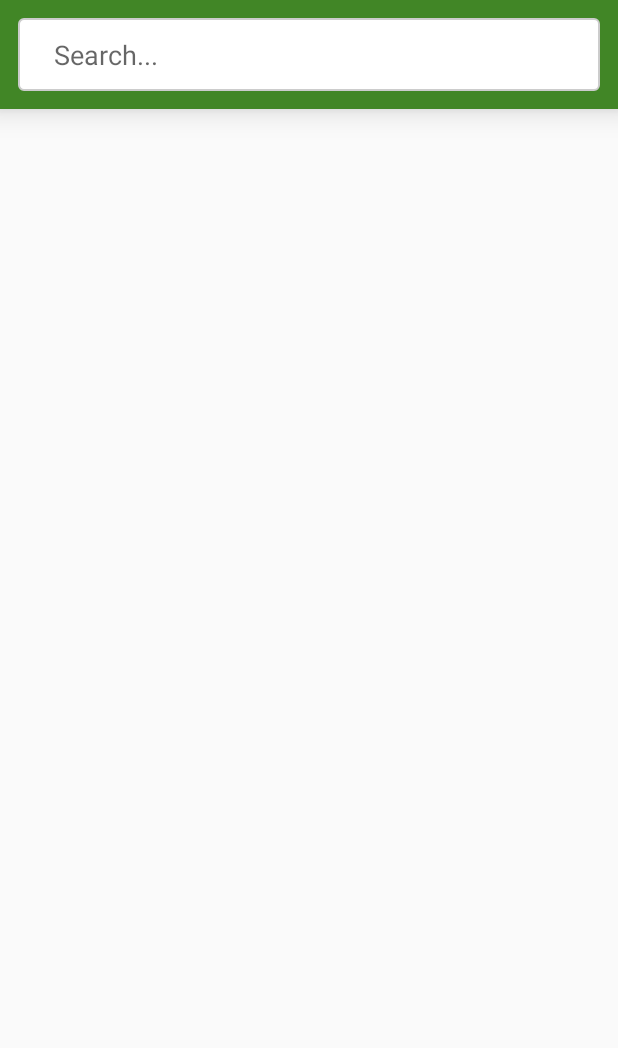
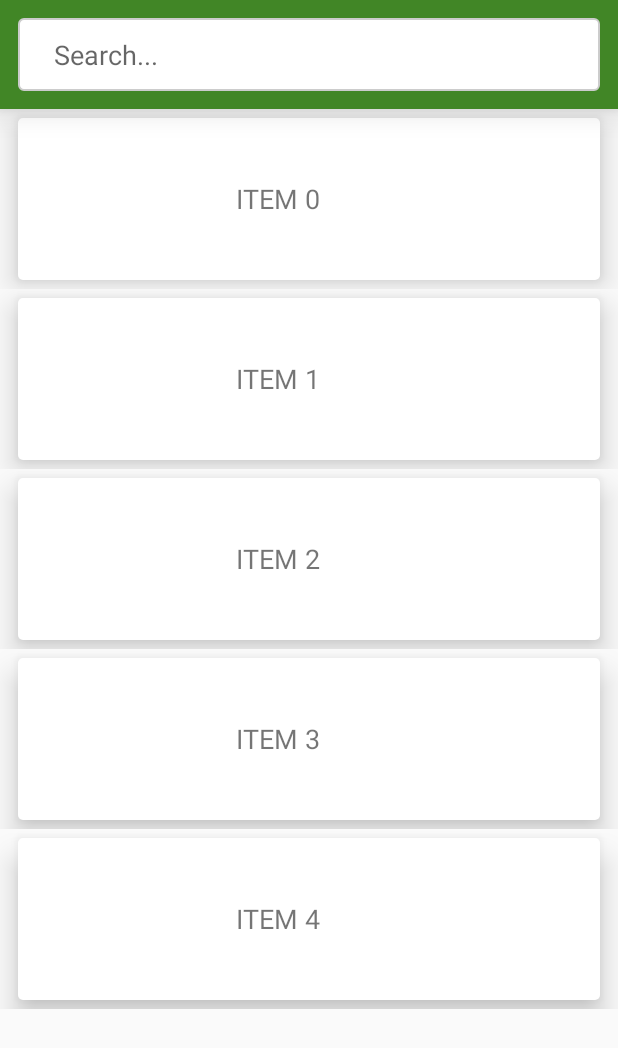
Before and after one commit to mnbogner/outdoorsy-app, an Android app: the screen it shows after launch (MainActivity), on a phone screen of 412 x 824 dp. Shown: the top 1048 px of the screen. Run offline under Robolectric (Android 15) with nearby library versions, the phone set to English and light mode, and no system bars.

Commit message:
implemented recyclerview and viewmodel and integrated them to populate view with dummy data

```diff
--- /dev/null
+++ b/app/src/main/java/com/mnb/outdoorsy/ListActions.kt
@@ -0,0 +1,5 @@
+package com.mnb.outdoorsy
+
+interface ListActions {
+    fun doClick(string: String?)
+}
--- a/app/src/main/java/com/mnb/outdoorsy/MainActivity.kt
+++ b/app/src/main/java/com/mnb/outdoorsy/MainActivity.kt
@@ -2,16 +2,51 @@ package com.mnb.outdoorsy
 
 import androidx.appcompat.app.AppCompatActivity
 import android.os.Bundle
+import androidx.lifecycle.Observer
+import androidx.lifecycle.ViewModelProvider
+import androidx.recyclerview.widget.LinearLayoutManager
+import androidx.recyclerview.widget.RecyclerView
+import com.mnb.outdoorsy.models.ResultItem
+import com.mnb.outdoorsy.view.ResultsAdapter
+import com.mnb.outdoorsy.view.ResultsViewModel
+import com.mnb.outdoorsy.view.ResultsViewModelFactory
 
-class MainActivity : AppCompatActivity() {
+class MainActivity : AppCompatActivity(), ListActions {
+
+    var adapter: ResultsAdapter? = null
+    var model: ResultsViewModel? = null
 
     override fun onCreate(savedInstanceState: Bundle?) {
         super.onCreate(savedInstanceState)
+        setContentView(R.layout.activity_main)
 
+        // tweak ui to match specs
         window.statusBarColor = resources.getColor(R.color.darkerGreen, theme)
         supportActionBar?.hide()
 
-        setContentView(R.layout.activity_main)
+        // set up recycler view, hold on to adapter to update with new data
+        val recycler = findViewById<RecyclerView>(R.id.result_list)
+        val manager = LinearLayoutManager(this)
+        recycler.layoutManager = manager
+        adapter = ResultsAdapter(this, this)
+        recycler.adapter = adapter
+
+        // set up view model
+        model = ViewModelProvider(this, ResultsViewModelFactory(application)).get(ResultsViewModel::class.java)
+        model?.resultsData?.observe(this, Observer { newList -> updateData(newList) })
+        // TEMP: delete when actual data is available
+        model?.testData(5)
+
     }
 
+    // update recycler view adapter with new data
+    private fun updateData(newList: ArrayList<ResultItem>) {
+        adapter?.updateData(newList)
+    }
+
+    // simple placeholder for future list interactions
+    override fun doClick(string: String?) {
+        val output = string ?: "null"
+        System.out.println("CLICK: " + output)
+    }
 }
--- /dev/null
+++ b/app/src/main/java/com/mnb/outdoorsy/models/ResultData.kt
@@ -0,0 +1,7 @@
+package com.mnb.outdoorsy.models
+
+class ResultData (val name: String) {
+
+    // TODO: hold and manage results from network call
+
+}
--- /dev/null
+++ b/app/src/main/java/com/mnb/outdoorsy/models/ResultItem.kt
@@ -0,0 +1,7 @@
+package com.mnb.outdoorsy.models
+
+class ResultItem (val name: String, val imageUrl: String) {
+
+    // TODO: hold and manage results for user interaction
+
+}
--- /dev/null
+++ b/app/src/main/java/com/mnb/outdoorsy/view/ResultsAdapter.kt
@@ -0,0 +1,41 @@
+package com.mnb.outdoorsy.view
+
+import android.content.Context
+import android.view.LayoutInflater
+import android.view.ViewGroup
+import androidx.recyclerview.widget.RecyclerView
+import com.mnb.outdoorsy.ListActions
+import com.mnb.outdoorsy.R
+import com.mnb.outdoorsy.models.ResultItem
+
+class ResultsAdapter(val context: Context, val listActions: ListActions): RecyclerView.Adapter<RecyclerView.ViewHolder>() {
+
+    var resultsList = ArrayList<ResultItem>()
+
+    // added this method so i could update the data set instead of creating a new adapter any
+    // time the data set changes
+
+    fun updateData(newList: ArrayList<ResultItem>) {
+        resultsList = newList
+        notifyDataSetChanged()
+    }
+
+    override fun onCreateViewHolder(parent: ViewGroup, viewType: Int): RecyclerView.ViewHolder {
+        val view = LayoutInflater.from(context).inflate(R.layout.search_item_layout, parent, false)
+        val holder = ResultsViewHolder(listActions, view)
+        return holder
+    }
+
+    override fun getItemCount(): Int {
+        return resultsList.size
+    }
+
+    // TODO: add image handling
+
+    override fun onBindViewHolder(holder: RecyclerView.ViewHolder, position: Int) {
+        val resultHolder = holder as ResultsViewHolder
+        val resultItem = resultsList.get(position)
+        resultHolder.setData(resultItem)
+        resultHolder.resultText.text = resultItem.name
+    }
+}
--- /dev/null
+++ b/app/src/main/java/com/mnb/outdoorsy/view/ResultsViewHolder.kt
@@ -0,0 +1,32 @@
+package com.mnb.outdoorsy.view
+
+import android.view.View
+import android.widget.ImageView
+import android.widget.TextView
+import androidx.recyclerview.widget.RecyclerView
+import com.mnb.outdoorsy.ListActions
+import com.mnb.outdoorsy.R
+import com.mnb.outdoorsy.models.ResultItem
+
+class ResultsViewHolder(val listActions: ListActions, itemView: View) : RecyclerView.ViewHolder(itemView) {
+
+    // i'm pulling in an action interface and exposing the individual elements of the view to
+    // keep this class small. i'm holding onto the corresponding data item so i don't have to
+    // pull values out of the ui elements if i need to pass them to interface methods
+
+    val resultImage: ImageView
+    val resultText: TextView
+
+    var resultItem: ResultItem? = null
+
+    init {
+        val item = itemView.findViewById<View>(R.id.search_item_container)
+        item.setOnClickListener { listActions.doClick(resultItem?.name) }
+        resultImage = itemView.findViewById(R.id.search_item_image)
+        resultText = itemView.findViewById(R.id.search_item_text)
+    }
+
+    fun setData(resultItem: ResultItem) {
+        this.resultItem = resultItem
+    }
+}
--- /dev/null
+++ b/app/src/main/java/com/mnb/outdoorsy/view/ResultsViewModel.kt
@@ -0,0 +1,21 @@
+package com.mnb.outdoorsy.view
+
+import androidx.lifecycle.MutableLiveData
+import androidx.lifecycle.ViewModel
+import com.mnb.outdoorsy.models.ResultItem
+
+class ResultsViewModel: ViewModel() {
+
+    val resultsData = MutableLiveData<ArrayList<ResultItem>>()
+
+    // TODO: attach network call with actual data
+
+    fun testData(count: Int) {
+        val testList = ArrayList<ResultItem>()
+        for (i in 0 until count) {
+            val testItem = ResultItem("ITEM " + i, "url")
+            testList.add(testItem)
+        }
+        resultsData.value = testList
+    }
+}
--- /dev/null
+++ b/app/src/main/java/com/mnb/outdoorsy/view/ResultsViewModelFactory.kt
@@ -0,0 +1,12 @@
+package com.mnb.outdoorsy.view
+
+import android.app.Application
+import androidx.lifecycle.ViewModel
+import androidx.lifecycle.ViewModelProvider
+
+class ResultsViewModelFactory(val application: Application) : ViewModelProvider.AndroidViewModelFactory(application) {
+    override fun <T : ViewModel?> create(modelClass: Class<T>): T {
+        // ignore class, currently only one view model is supported
+        return ResultsViewModel() as T
+    }
+}
--- a/app/src/main/res/layout/activity_main.xml
+++ b/app/src/main/res/layout/activity_main.xml
@@ -1,5 +1,6 @@
 <?xml version="1.0" encoding="utf-8"?>
-<androidx.constraintlayout.widget.ConstraintLayout xmlns:android="http://schemas.android.com/apk/res/android"
+<androidx.constraintlayout.widget.ConstraintLayout
+    xmlns:android="http://schemas.android.com/apk/res/android"
     xmlns:app="http://schemas.android.com/apk/res-auto"
     xmlns:tools="http://schemas.android.com/tools"
     android:layout_width="match_parent"
--- a/app/src/main/res/layout/search_item_layout.xml
+++ b/app/src/main/res/layout/search_item_layout.xml
@@ -1,11 +1,12 @@
 <?xml version="1.0" encoding="utf-8"?>
-<androidx.constraintlayout.widget.ConstraintLayout xmlns:android="http://schemas.android.com/apk/res/android"
+<androidx.constraintlayout.widget.ConstraintLayout
+    xmlns:android="http://schemas.android.com/apk/res/android"
+    xmlns:app="http://schemas.android.com/apk/res-auto"
     android:layout_width="match_parent"
-    android:layout_height="120dp"
-    xmlns:app="http://schemas.android.com/apk/res-auto">
+    android:layout_height="120dp">
 
     <androidx.constraintlayout.widget.ConstraintLayout
-        android:id="@+id/search_item_border"
+        android:id="@+id/search_item_container"
         android:layout_width="match_parent"
         android:layout_height="match_parent"
         android:layout_marginVertical="6dp"
```
